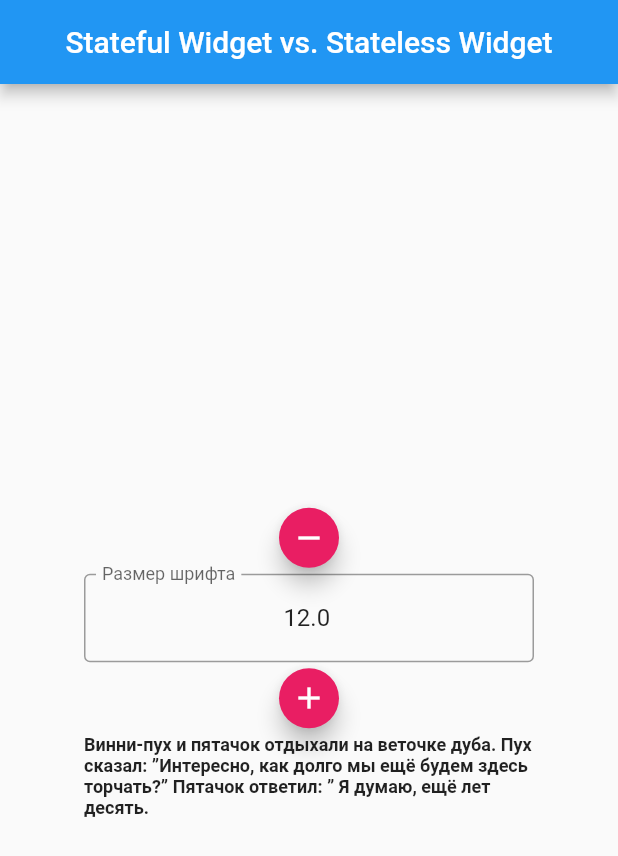
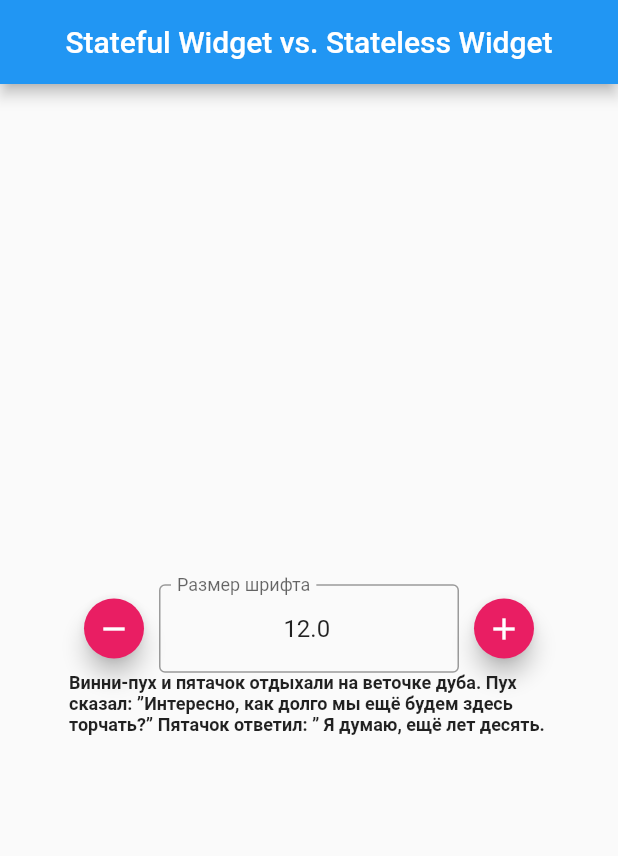
Before and after one commit to VeronikaLo/Mobile, a Flutter app: the screen it shows after launch, on a phone screen of 412 x 824 dp. Shown: the top 856 px of the screen. Run offline on Flutter 3.47's test engine with Material 2 defaults, Android fonts, the phone set to English and light mode, and no system bars.

Commit message:
added SizedBox

```diff
--- a/week4/lib/main.dart
+++ b/week4/lib/main.dart
@@ -53,22 +53,26 @@ void decrement(){
         ),
         body: Center(
           child: SizedBox(
-            width: 300,
+            width: 320,
             child: Column(
               mainAxisAlignment: MainAxisAlignment.center,
               children: <Widget>[
+                Row(
+                  mainAxisAlignment: MainAxisAlignment.spaceEvenly,
+                  children: [
                   FloatingActionButton.small(
                   backgroundColor: Colors.pink,
                   onPressed: () {
                   decrement();
                   },
-
                   child: const Icon(
                     Icons.remove,
                     color: Colors.white,
                     ),
                 ),
-                TextField(
+                  SizedBox(
+                    width: 200,
+                    child: TextField(
                       controller: TextEditingController()..text = fontSize.toString(),
                       decoration: const InputDecoration(labelText: "Размер шрифта", border: OutlineInputBorder(),),
                       keyboardType: TextInputType.number,
@@ -83,16 +87,18 @@ void decrement(){
                     });
                   },
                 ),
+                  ),
                   FloatingActionButton.small(
                   backgroundColor: Colors.pink,
                   onPressed: () {
                     increment();
                   },
-
                   child: const Icon(
                     Icons.add,
                     color: Colors.white,
                     ),
+                ),
+                  ],
                 ),
                 Text("Винни-пух и пятачок отдыхали на веточке дуба. Пух сказал: ”Интересно, как долго мы ещё будем здесь торчать?” Пятачок ответил: ” Я думаю, ещё лет десять.",
                     style: TextStyle(fontSize: fontSize, fontWeight: FontWeight.bold)
```
Lines whose indentation alone changed are shown as unchanged.
